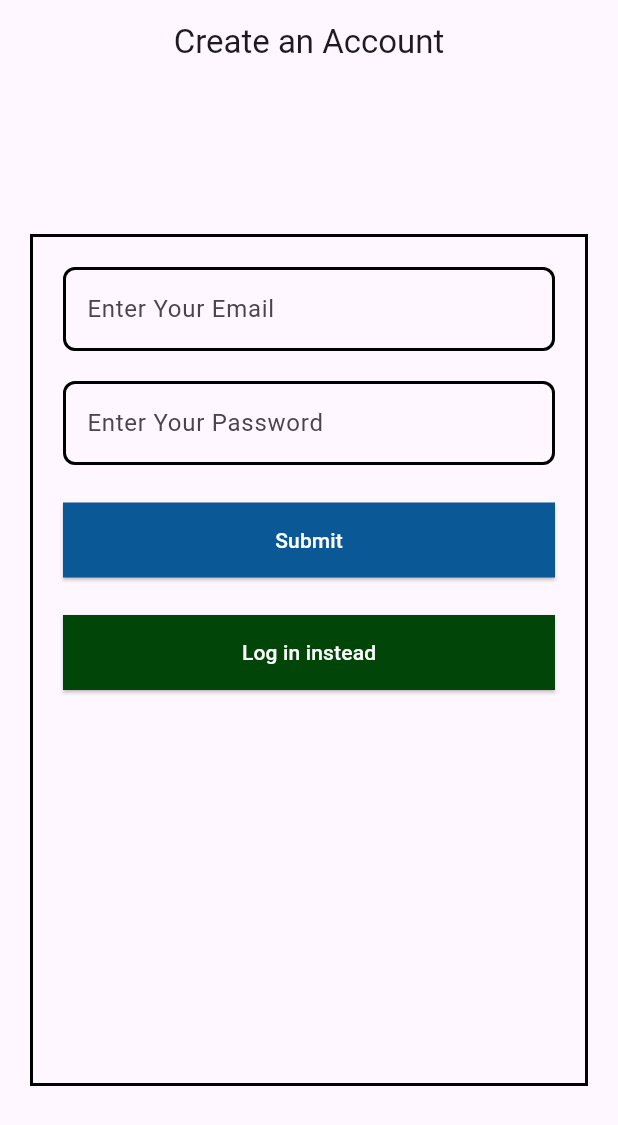
After one commit to samc5/expertify, a Flutter app: the screen it shows after launch, after a tap on "Sign Up instead", on a phone screen of 412 x 824 dp. The commit adds this screen. Shown: the top 1125 px of the screen. Run offline on Flutter 3.47's test engine with Material 3 defaults, Android fonts, the phone set to English and light mode, and no system bars; our stand-ins replace flutter_secure_storage, flutter_widget_from_html, google_fonts, graphql_flutter; network calls fail.

Commit message:
login system implemented, still bugs upon sign-in

```diff
--- a/flutter_app/lib/article_screen.dart
+++ b/flutter_app/lib/article_screen.dart
@@ -1,6 +1,7 @@
 import 'package:flutter/material.dart';
 import 'package:flutter_widget_from_html/flutter_widget_from_html.dart';
 import 'blog_screen.dart';
+import 'package:google_fonts/google_fonts.dart';
 
 class ArticleScreen extends StatelessWidget {
   final String title;
@@ -70,8 +71,7 @@ class ArticleScreen extends StatelessWidget {
                         width:
                             maxWidth < thresholdWidth ? null : thresholdWidth,
                         child: HtmlWidget(articleText,
-                            textStyle: TextStyle(
-                                fontSize: 16, fontFamily: "Spectral")),
+                            textStyle: GoogleFonts.sourceSerif4(fontSize: 16)),
                       ),
                     ),
                   );
--- /dev/null
+++ b/flutter_app/lib/form_field.dart
@@ -0,0 +1,41 @@
+import 'package:flutter/material.dart';
+
+class LogFormField extends StatelessWidget {
+  const LogFormField(
+      {super.key,
+      required this.textValue,
+      required this.formLabel,
+      required this.password});
+
+  final TextEditingController textValue;
+  final String formLabel;
+  final bool password;
+
+  @override
+  Widget build(BuildContext context) {
+    return TextFormField(
+      obscureText: password ? true : false,
+      controller: textValue,
+      decoration: InputDecoration(
+        hintText: formLabel,
+        border: OutlineInputBorder(
+          // Solid border
+          borderRadius: BorderRadius.circular(8.0), // Rounded corners
+        ),
+        focusedBorder: OutlineInputBorder(
+          // Custom border when focused
+          borderSide: BorderSide(
+              color: Color.fromARGB(255, 7, 64, 164),
+              width: 2.0), // Border color and width
+          borderRadius: BorderRadius.circular(8.0), // Rounded corners
+        ),
+        enabledBorder: OutlineInputBorder(
+          // Custom border when not focused
+          borderSide: BorderSide(
+              color: Colors.black, width: 2.0), // Border color and width
+          borderRadius: BorderRadius.circular(8.0), // Rounded corners
+        ),
+      ),
+    );
+  }
+}
--- /dev/null
+++ b/flutter_app/lib/login_screen.dart
@@ -0,0 +1,201 @@
+import 'package:flutter/material.dart';
+import 'navigation_bar_controller.dart';
+import 'package:http/http.dart' as http;
+import 'dart:convert'; // for JSON decoding
+import 'signup_screen.dart';
+import 'form_field.dart';
+import 'token_operations.dart';
+
+class LoginScreen extends StatelessWidget {
+  const LoginScreen({Key? key}) : super(key: key);
+
+  static const routeName = '/auth';
+
+  @override
+  Widget build(BuildContext context) {
+    return Scaffold(
+        appBar: AppBar(
+          centerTitle: true,
+          automaticallyImplyLeading: false,
+          title: Text("Sign In"), // Set your desired app bar title
+        ),
+        body: LoginForm());
+  }
+}
+
+class LoginForm extends StatefulWidget {
+  const LoginForm({super.key});
+
+  @override
+  LoginFormState createState() {
+    return LoginFormState();
+  }
+}
+
+// Define a corresponding State class.
+// This class holds data related to the form.
+class LoginFormState extends State<LoginForm> {
+  // Create a global key that uniquely identifies the Form widget
+  // and allows validation of the form.
+  //
+  // Note: This is a `GlobalKey<FormState>`,
+  // not a GlobalKey<LoginFormState>.
+  final _formKey = GlobalKey<FormState>();
+  final emailValue = TextEditingController();
+  final passwordValue = TextEditingController();
+
+  @override
+  void dispose() {
+    // Clean up the controller when the widget is disposed.
+    emailValue.dispose();
+    passwordValue.dispose();
+    super.dispose();
+  }
+
+  Future<String> submitForm(BuildContext context) async {
+    // Extracting email and password from text controllers
+    String email = emailValue.text;
+    String password = passwordValue.text;
+
+    // Example POST request
+    var url = Uri.parse(
+        'http://localhost:5000/login'); // Replace with your API endpoint
+    var response = await http.post(
+      url,
+      body: {
+        'email': email,
+        'password': password,
+      },
+    );
+
+    // Handle response
+    if (response.statusCode == 200) {
+      // Request successful, do something
+      Map<String, dynamic> jsonResponse = json.decode(response.body);
+      print(jsonResponse['token']);
+      if (jsonResponse['token'] != null) {
+        return jsonResponse['token'];
+      }
+      print("reached second if thing");
+      return "Failure";
+    } else {
+      // Request failed, handle error
+      print('Error: ${response.reasonPhrase}');
+      return "Failure";
+    }
+  }
+
+  @override
+  Widget build(BuildContext context) {
+    // Build a Form widget using the _formKey created above.
+    return Padding(
+      padding:
+          const EdgeInsets.only(top: 100, bottom: 100, right: 20, left: 20),
+      child: Center(
+        child: Container(
+          width: 1000,
+          padding: EdgeInsets.all(20),
+          decoration: BoxDecoration(
+              border: Border.all(
+            color: Colors.black, // Add your desired border color here
+            width: 2.0,
+          )),
+          child: Center(
+            child: Form(
+              key: _formKey,
+              child: Column(
+                children: <Widget>[
+                  LogFormField(
+                      textValue: emailValue,
+                      formLabel: "Enter Your Email",
+                      password: false),
+                  SizedBox(
+                      height:
+                          20), // Add space between text field and other widgets
+                  LogFormField(
+                      textValue: passwordValue,
+                      formLabel: "Enter Your Password",
+                      password: true),
+
+                  Padding(padding: EdgeInsets.only(bottom: 25)),
+                  SizedBox(
+                    width: double.infinity,
+                    height: 50,
+                    child: ElevatedButton(
+                      onPressed: () async {
+                        if (_formKey.currentState!.validate()) {
+                          // Process form data
+                          final Future<String> loginResult =
+                              submitForm(context);
+                          String loginResult2 = await loginResult;
+                          if (loginResult2 == "Failure") {
+                            ScaffoldMessenger.of(context).showSnackBar(
+                              SnackBar(
+                                content: Text('Incorrect email or password'),
+                                duration:
+                                    Duration(seconds: 2), // Adjust as needed
+                              ),
+                            );
+                          } else {
+                            storeToken(loginResult2);
+                            Navigator.push(
+                                context,
+                                MaterialPageRoute(
+                                    builder: (context) =>
+                                        BottomNavigationBarController()));
+                          }
+                        }
+                      },
+                      style: ButtonStyle(
+                        backgroundColor: MaterialStateProperty.all<Color>(
+                            Color.fromARGB(255, 11, 88, 151)),
+                        shape:
+                            MaterialStateProperty.all<RoundedRectangleBorder>(
+                          RoundedRectangleBorder(
+                            borderRadius: BorderRadius.circular(0.0),
+                          ),
+                        ),
+                      ),
+                      child:
+                          Text('Submit', style: TextStyle(color: Colors.white)),
+                    ),
+                  ),
+                  Padding(
+                    padding: const EdgeInsets.only(bottom: 25.0),
+                  ),
+                  SizedBox(
+                    width: double.infinity,
+                    height: 50,
+                    child: ElevatedButton(
+                      onPressed: () {
+                        Navigator.push(
+                            context,
+                            MaterialPageRoute(
+                                builder: (context) => SignUpScreen()));
+                      },
+                      style: ButtonStyle(
+                        backgroundColor: MaterialStateProperty.all<Color>(
+                            Color.fromARGB(255, 140, 35, 6)),
+                        shape:
+                            MaterialStateProperty.all<RoundedRectangleBorder>(
+                          RoundedRectangleBorder(
+                            borderRadius: BorderRadius.circular(0.0),
+                          ),
+                        ),
+                      ),
+                      child: Text('Sign Up instead',
+                          style: TextStyle(color: Colors.white)),
+                    ),
+                  ),
+                  Padding(
+                    padding: const EdgeInsets.only(bottom: 5.0),
+                  ),
+                ],
+              ),
+            ),
+          ),
+        ),
+      ),
+    );
+  }
+}
--- a/flutter_app/lib/main.dart
+++ b/flutter_app/lib/main.dart
@@ -2,6 +2,8 @@ import 'package:flutter/material.dart';
 import 'articles.dart';
 import 'package:graphql_flutter/graphql_flutter.dart';
 import 'navigation_bar_controller.dart';
+import 'login_screen.dart';
+import 'dart:io';
 
 const String query = """
 query fetchAllTodos {
@@ -18,6 +20,15 @@ query fetchAllTodos {
 """;
 
 final HttpLink httpLink = HttpLink("http://localhost:5000/graphql");
+
+// bool _certificateCheck(X509Certificate cert, String host, int port) =>
+//     host == 'local.domain.ext'; // <- change
+
+//   SecurityContext securityContext = SecurityContext.defaultContext;
+//   securityContext.setTrustedCertificates('path_to_certificate.crt');
+
+// Create a HttpClient with the trusted certificate
+// HttpClient client = HttpClient(context: securityContext);
 
 final ValueNotifier<GraphQLClient> client = ValueNotifier<GraphQLClient>(
   GraphQLClient(
@@ -48,7 +59,8 @@ class MyApp extends StatelessWidget {
           ),
           initialRoute: '/',
           // home: const MyHomePage(title: 'Reader app'),
-          home: BottomNavigationBarController(),
+          home: LoginScreen(),
+          // home: BottomNavigationBarController(),
         ));
   }
 }
@@ -70,7 +82,8 @@ class _MyHomePageState extends State<MyHomePage> {
         title: Text(widget.title),
         centerTitle: true,
       ),
-      body: ArticlesWidget(),
+      // body: ArticlesWidget(),
+      body: LoginScreen(),
     );
   }
 }
--- /dev/null
+++ b/flutter_app/lib/signup_screen.dart
@@ -0,0 +1,226 @@
+import 'package:flutter/material.dart';
+import 'navigation_bar_controller.dart';
+import 'package:http/http.dart' as http;
+import 'dart:convert'; // for JSON decoding
+import 'login_screen.dart';
+import 'form_field.dart';
+import 'token_operations.dart';
+
+class SignUpScreen extends StatelessWidget {
+  const SignUpScreen({Key? key}) : super(key: key);
+
+  static const routeName = '/auth';
+
+  @override
+  Widget build(BuildContext context) {
+    return Scaffold(
+        appBar: AppBar(
+          centerTitle: true,
+          automaticallyImplyLeading: false,
+          title: Text("Create an Account"), // Set your desired app bar title
+        ),
+        body: SignUpForm());
+  }
+}
+
+class SignUpForm extends StatefulWidget {
+  const SignUpForm({super.key});
+
+  @override
+  SignUpFormState createState() {
+    return SignUpFormState();
+  }
+}
+
+// Define a corresponding State class.
+// This class holds data related to the form.
+class SignUpFormState extends State<SignUpForm> {
+  // Create a global key that uniquely identifies the Form widget
+  // and allows validation of the form.
+  //
+  // Note: This is a `GlobalKey<FormState>`,
+  // not a GlobalKey<SignUpFormState>.
+  final _formKey = GlobalKey<FormState>();
+  final emailValue = TextEditingController();
+  final passwordValue = TextEditingController();
+
+  @override
+  void dispose() {
+    // Clean up the controller when the widget is disposed.
+    emailValue.dispose();
+    passwordValue.dispose();
+    super.dispose();
+  }
+
+  Future<String> submitForm(BuildContext context) async {
+    // Extracting email and password from text controllers
+    String email = emailValue.text;
+    String password = passwordValue.text;
+
+    // Example POST request
+    var url = Uri.parse(
+        'http://localhost:5000/signup'); // Replace with your API endpoint
+    var response = await http.post(
+      url,
+      body: {
+        'email': email,
+        'password': password,
+      },
+    );
+
+    // Handle response
+    if (response.statusCode == 200) {
+      // Request successful, do something
+      Map<String, dynamic> jsonResponse = json.decode(response.body);
+      print(jsonResponse['token']);
+      if (jsonResponse['token'] != null) {
+        return jsonResponse['token'];
+      }
+      print("the thing is null");
+      if (jsonResponse['message'] ==
+          "Registration Failed (likely email was in system)") {
+        return "User in System";
+      }
+      return "Failure";
+    } else {
+      // Request failed, handle error
+      print('Error: ${response.reasonPhrase}');
+      return "Failure";
+    }
+  }
+
+  @override
+  Widget build(BuildContext context) {
+    // Build a Form widget using the _formKey created above.
+    return Padding(
+      padding:
+          const EdgeInsets.only(top: 100, bottom: 100, right: 20, left: 20),
+      child: Center(
+        child: Container(
+          width: 1000,
+          padding: EdgeInsets.all(20),
+          decoration: BoxDecoration(
+              border: Border.all(
+            color: Colors.black, // Add your desired border color here
+            width: 2.0,
+          )),
+          child: Center(
+            child: Form(
+              key: _formKey,
+              child: Column(
+                children: <Widget>[
+                  LogFormField(
+                      textValue: emailValue,
+                      formLabel: "Enter Your Email",
+                      password: false),
+                  SizedBox(
+                      height:
+                          20), // Add space between text field and other widgets
+                  LogFormField(
+                      textValue: passwordValue,
+                      formLabel: "Enter Your Password",
+                      password: true),
+                  Padding(padding: EdgeInsets.only(bottom: 25)),
+                  SizedBox(
+                    width: double.infinity,
+                    height: 50,
+                    child: ElevatedButton(
+                      onPressed: () async {
+                        if (_formKey.currentState!.validate()) {
+                          // Process form data
+                          final emailRegex =
+                              RegExp(r'^[\w-\.]+@([\w-]+\.)+[\w-]{2,4}$');
+                          if (!emailRegex.hasMatch(emailValue.text)) {
+                            ScaffoldMessenger.of(context).showSnackBar(
+                              SnackBar(
+                                content: Text(
+                                    'Email invalid. Please enter a valid format'),
+                                duration:
+                                    Duration(seconds: 2), // Adjust as needed
+                              ),
+                            );
+                          } else {
+                            final Future<String> SignUpResult =
+                                submitForm(context);
+                            String SignUpResult2 = await SignUpResult;
+                            if (SignUpResult2 == "Failure") {
+                              ScaffoldMessenger.of(context).showSnackBar(
+                                SnackBar(
+                                  content: Text('Unknwown Failure'),
+                                  duration:
+                                      Duration(seconds: 2), // Adjust as needed
+                                ),
+                              );
+                            } else if (SignUpResult2 == "User in System") {
+                              ScaffoldMessenger.of(context).showSnackBar(
+                                SnackBar(
+                                  content: Text(
+                                      'Email is already used. Please log in or try a different email'),
+                                  duration:
+                                      Duration(seconds: 2), // Adjust as needed
+                                ),
+                              );
+                            } else {
+                              storeToken(SignUpResult2);
+                              Navigator.push(
+                                  context,
+                                  MaterialPageRoute(
+                                      builder: (context) =>
+                                          BottomNavigationBarController()));
+                            }
+                          }
+                        }
+                      },
+                      style: ButtonStyle(
+                        backgroundColor: MaterialStateProperty.all<Color>(
+                            Color.fromARGB(255, 11, 88, 151)),
+                        shape:
+                            MaterialStateProperty.all<RoundedRectangleBorder>(
+                          RoundedRectangleBorder(
+                            borderRadius: BorderRadius.circular(0.0),
+                          ),
+                        ),
+                      ),
+                      child:
+                          Text('Submit', style: TextStyle(color: Colors.white)),
+                    ),
+                  ),
+                  Padding(
+                    padding: const EdgeInsets.only(bottom: 25.0),
+                  ),
+                  SizedBox(
+                    width: double.infinity,
+                    height: 50,
+                    child: ElevatedButton(
+                      onPressed: () {
+                        Navigator.push(
+                            context,
+                            MaterialPageRoute(
+                                builder: (context) => LoginScreen()));
+                      },
+                      style: ButtonStyle(
+                        backgroundColor: MaterialStateProperty.all<Color>(
+                            Color.fromARGB(255, 2, 69, 8)),
+                        shape:
+                            MaterialStateProperty.all<RoundedRectangleBorder>(
+                          RoundedRectangleBorder(
+                            borderRadius: BorderRadius.circular(0.0),
+                          ),
+                        ),
+                      ),
+                      child: Text('Log in instead',
+                          style: TextStyle(color: Colors.white)),
+                    ),
+                  ),
+                  Padding(
+                    padding: const EdgeInsets.only(bottom: 5.0),
+                  ),
+                ],
+              ),
+            ),
+          ),
+        ),
+      ),
+    );
+  }
+}
--- a/flutter_app/pubspec.yaml
+++ b/flutter_app/pubspec.yaml
@@ -40,6 +40,8 @@ dependencies:
   graphql_flutter: ^5.2.0-beta.6
   url_launcher: ^6.2.4
   flutter_widget_from_html: ^0.14.11
+  google_fonts: ^6.1.0
+  flutter_secure_storage: ^9.0.0
 dev_dependencies:
   flutter_test:
     sdk: flutter
```
Also changed, not shown: flutter_app/lib/add_feed_screen.dart (+48 -5 lines), flutter_app/lib/article_list.dart (+17 -0 lines), flutter_app/lib/articles.dart (+45 -3 lines), flutter_app/lib/token_operations.dart (added, +13 -0 lines), flutter_app/pubspec.lock, 8 other files.
